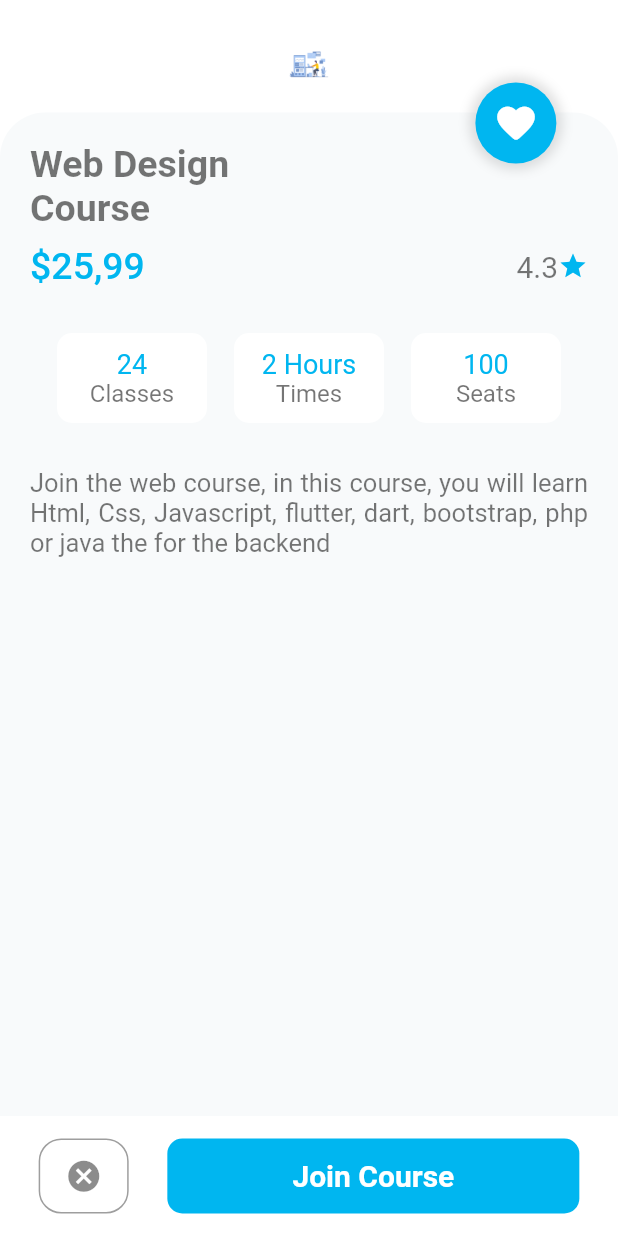
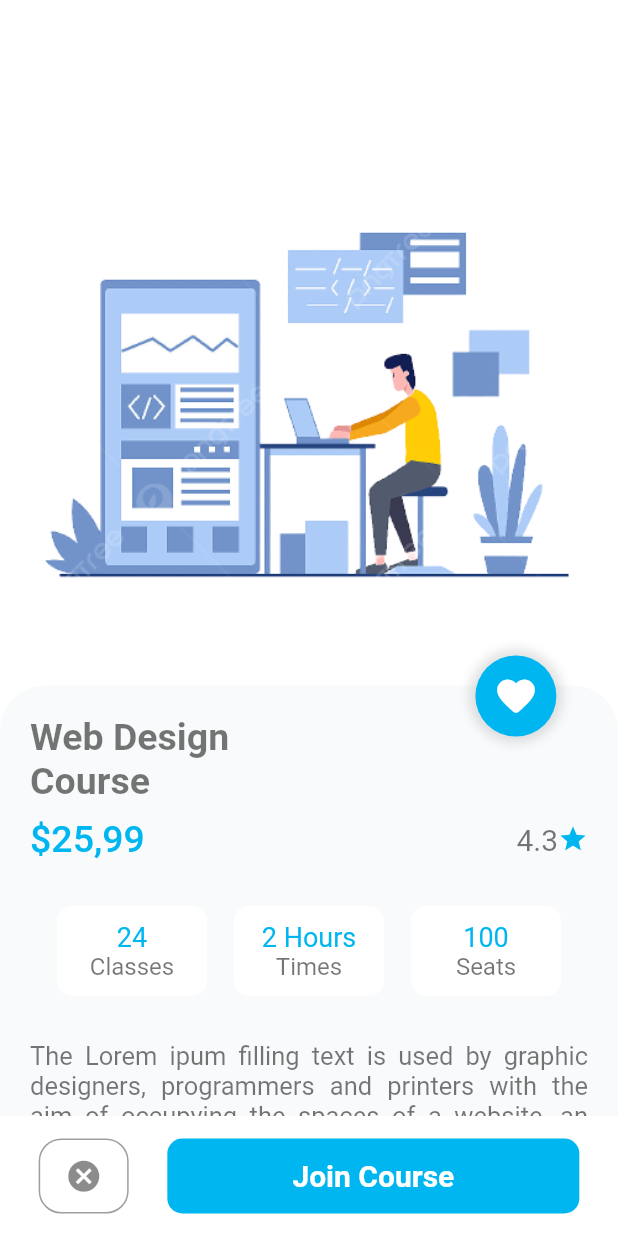
Before and after one commit to hello-favour/online-learning-app-ui, a Flutter app: the WebCourse screen opened directly, on a phone screen of 412 x 824 dp. Run offline on Flutter 3.47's test engine with Material 2 defaults, Android fonts, the phone set to English and light mode, and no system bars.

Commit message:
change description text

```diff
--- a/lib/components/ui_design_course.dart
+++ b/lib/components/ui_design_course.dart
@@ -155,7 +155,7 @@ class UiDesignCourse extends StatelessWidget {
                               ),
                               const SizedBox(height: 30),
                               const Text(
-                                "Join the web course, in this course, you will learn Html, Css, Javascript, flutter, dart, bootstrap, php or java the for the backend",
+                                "In order to have a result that is more in keeping with the final result, the graphic designers, designers or typographers report the Lorem ipsum text in respect of two fundamental aspects, namely readability and editorial requirements.",
                                 style: TextStyle(
                                   fontSize: 17,
                                   color: Colors.black54,
--- a/lib/components/web_course.dart
+++ b/lib/components/web_course.dart
@@ -17,7 +17,7 @@ class WebCourse extends StatelessWidget {
             padding: const EdgeInsets.only(top: 25),
             child: Column(
               children: [
-                Image.asset(ImagePath.webDesign, height: 30),
+                Image.asset(ImagePath.webDesign),
                 Stack(
                   children: [
                     Padding(
@@ -155,7 +155,7 @@ class WebCourse extends StatelessWidget {
                               ),
                               const SizedBox(height: 30),
                               const Text(
-                                "Join the web course, in this course, you will learn Html, Css, Javascript, flutter, dart, bootstrap, php or java the for the backend",
+                                "The Lorem ipum filling text is used by graphic designers, programmers and printers with the aim of occupying the spaces of a website, an advertising product or an editorial production whose final text is not yet ready.",
                                 style: TextStyle(
                                   fontSize: 17,
                                   color: Colors.black54,
```
